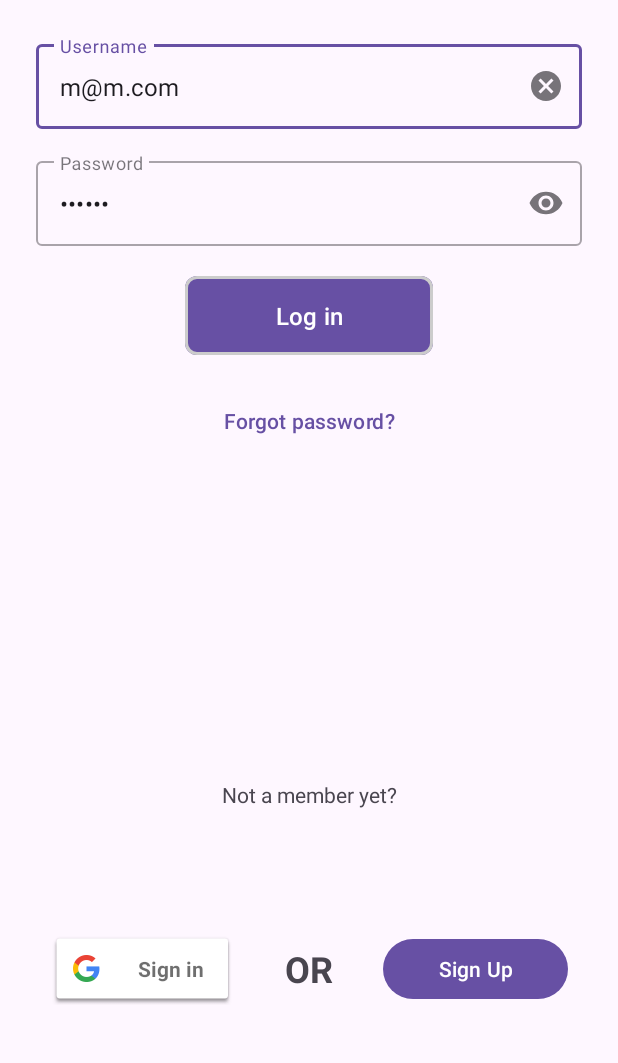
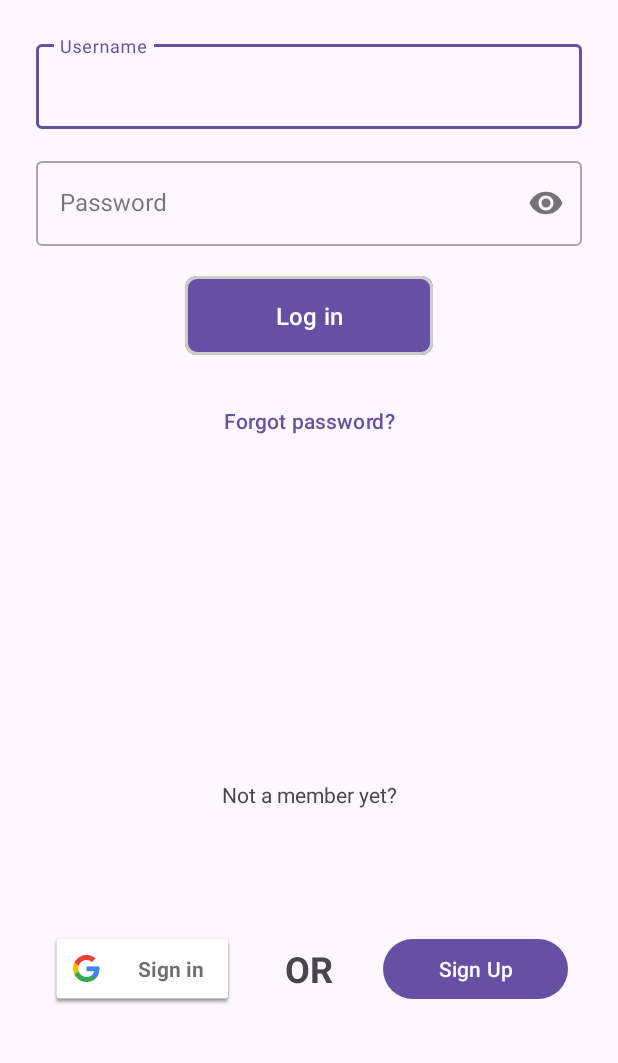
Before and after one commit to milan-unipd/padova-quest, an Android app: the screen it shows after launch (BaseActivity), on a phone screen of 412 x 824 dp, the part 109-1172 px from its top. Run offline under Robolectric (Android 15) with nearby library versions, the phone set to English and light mode, and no system bars; our stand-ins replace Dagger/Hilt's generated code, Firebase (no records; nobody signed in at launch, a user with empty details on screens opened directly).

Commit message:
removed auto login for test purposes

```diff
--- a/app/src/main/res/layout/fragment_login.xml
+++ b/app/src/main/res/layout/fragment_login.xml
@@ -40,8 +40,7 @@
             android:layout_width="match_parent"
             android:layout_height="match_parent"
             android:inputType="textEmailAddress"
-            android:lines="1"
-            android:text="m@m.com" />
+            android:lines="1" />
     </com.google.android.material.textfield.TextInputLayout>
 
     <com.google.android.material.textfield.TextInputLayout
@@ -64,8 +63,7 @@
             android:id="@+id/password_editText"
             android:layout_width="match_parent"
             android:layout_height="match_parent"
-            android:inputType="textPassword"
-            android:text="milan1" />
+            android:inputType="textPassword" />
     </com.google.android.material.textfield.TextInputLayout>
 
     <com.google.android.material.button.MaterialButton
```
